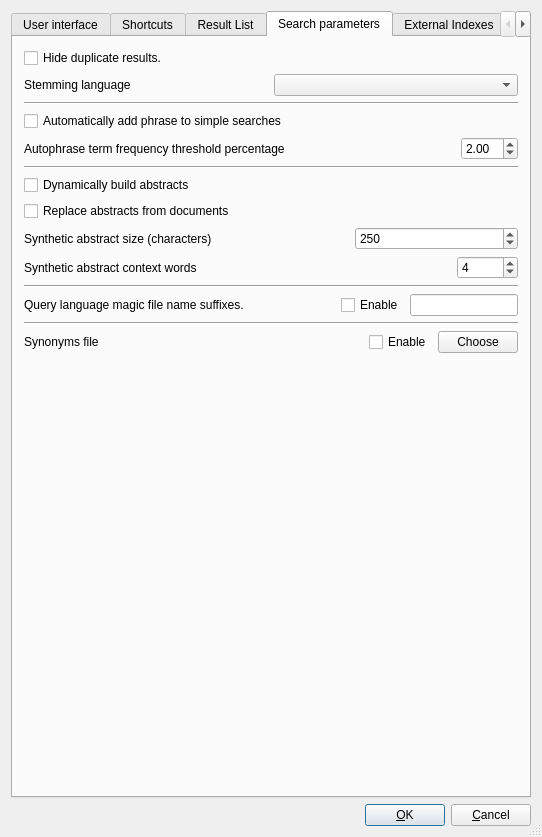
First picture: the form in src/qtgui/uiprefs.ui, repository alberti42/recoll-macos, before the edit.
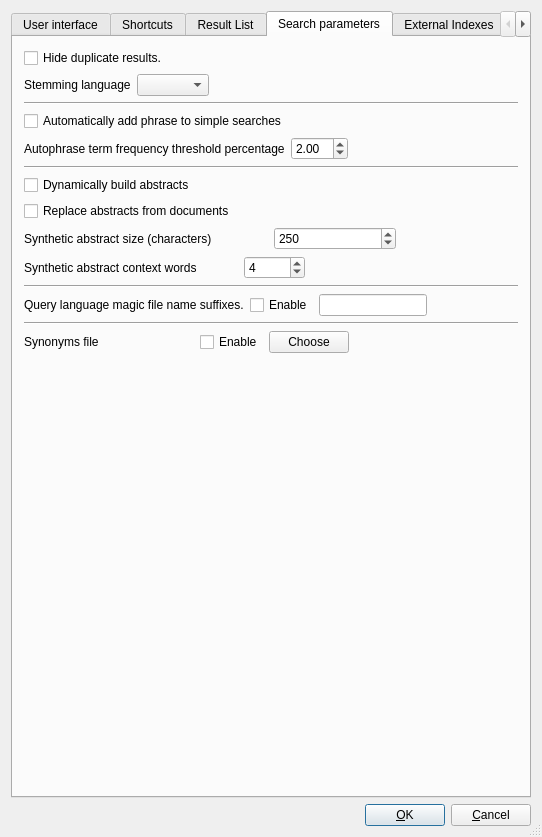
Second picture: the form after the edit. The open tabs and pages were chosen to show the change.

Commit message: clarify preferences interface by adding some horizontal spacers

The edit to the form file:
```diff
--- a/src/qtgui/uiprefs.ui
+++ b/src/qtgui/uiprefs.ui
@@ -800,7 +800,7 @@
        <item>
         <layout class="QVBoxLayout">
          <item>
-          <layout class="QHBoxLayout">
+          <layout class="QHBoxLayout" stretch="0,0,1">
            <item>
             <widget class="QLabel" name="textLabel1_2">
              <property name="text">
@@ -814,6 +814,19 @@
            <item>
             <widget class="QComboBox" name="stemLangCMB"/>
            </item>
+           <item>
+            <spacer name="horizontalSpacer_11">
+             <property name="orientation">
+              <enum>Qt::Horizontal</enum>
+             </property>
+             <property name="sizeHint" stdset="0">
+              <size>
+               <width>40</width>
+               <height>20</height>
+              </size>
+             </property>
+            </spacer>
+           </item>
           </layout>
          </item>
          <item>
@@ -838,7 +851,7 @@
           </widget>
          </item>
          <item>
-          <layout class="QHBoxLayout">
+          <layout class="QHBoxLayout" stretch="0,0,1">
            <item>
             <widget class="QLabel" name="textLabel33">
              <property name="sizePolicy">
@@ -871,6 +884,19 @@
              </property>
             </widget>
            </item>
+           <item>
+            <spacer name="horizontalSpacer_6">
+             <property name="orientation">
+              <enum>Qt::Horizontal</enum>
+             </property>
+             <property name="sizeHint" stdset="0">
+              <size>
+               <width>40</width>
+               <height>20</height>
+              </size>
+             </property>
+            </spacer>
+           </item>
           </layout>
          </item>
          <item>
@@ -905,7 +931,7 @@
           </widget>
          </item>
          <item>
-          <layout class="QHBoxLayout">
+          <layout class="QHBoxLayout" stretch="0,0,1">
            <item>
             <widget class="QLabel" name="textLabel2">
              <property name="sizePolicy">
@@ -944,10 +970,23 @@
              </property>
             </widget>
            </item>
+           <item>
+            <spacer name="horizontalSpacer_7">
+             <property name="orientation">
+              <enum>Qt::Horizontal</enum>
+             </property>
+             <property name="sizeHint" stdset="0">
+              <size>
+               <width>40</width>
+               <height>20</height>
+              </size>
+             </property>
+            </spacer>
+           </item>
           </layout>
          </item>
          <item>
-          <layout class="QHBoxLayout">
+          <layout class="QHBoxLayout" stretch="0,0,1">
            <item>
             <widget class="QLabel" name="textLabel3">
              <property name="sizePolicy">
@@ -977,6 +1016,19 @@
              </property>
             </widget>
            </item>
+           <item>
+            <spacer name="horizontalSpacer_8">
+             <property name="orientation">
+              <enum>Qt::Horizontal</enum>
+             </property>
+             <property name="sizeHint" stdset="0">
+              <size>
+               <width>40</width>
+               <height>20</height>
+              </size>
+             </property>
+            </spacer>
+           </item>
           </layout>
          </item>
          <item>
@@ -990,7 +1042,7 @@
           </widget>
          </item>
          <item>
-          <layout class="QHBoxLayout">
+          <layout class="QHBoxLayout" stretch="0,0,0,1">
            <item>
             <widget class="QLabel" name="textLabel14">
              <property name="sizePolicy">
@@ -1027,6 +1079,19 @@
              </property>
             </widget>
            </item>
+           <item>
+            <spacer name="horizontalSpacer_9">
+             <property name="orientation">
+              <enum>Qt::Horizontal</enum>
+             </property>
+             <property name="sizeHint" stdset="0">
+              <size>
+               <width>40</width>
+               <height>20</height>
+              </size>
+             </property>
+            </spacer>
+           </item>
           </layout>
          </item>
          <item>
@@ -1040,7 +1105,7 @@
           </widget>
          </item>
          <item>
-          <layout class="QHBoxLayout">
+          <layout class="QHBoxLayout" stretch="0,0,0,1">
            <item>
             <widget class="QLabel" name="textLabelSG">
              <property name="sizePolicy">
@@ -1077,6 +1142,19 @@
              </property>
             </widget>
            </item>
+           <item>
+            <spacer name="horizontalSpacer_10">
+             <property name="orientation">
+              <enum>Qt::Horizontal</enum>
+             </property>
+             <property name="sizeHint" stdset="0">
+              <size>
+               <width>40</width>
+               <height>20</height>
+              </size>
+             </property>
+            </spacer>
+           </item>
           </layout>
          </item>
          <item>
```
Left out of the diff: 125 changed lines with no effect on the pictures.
